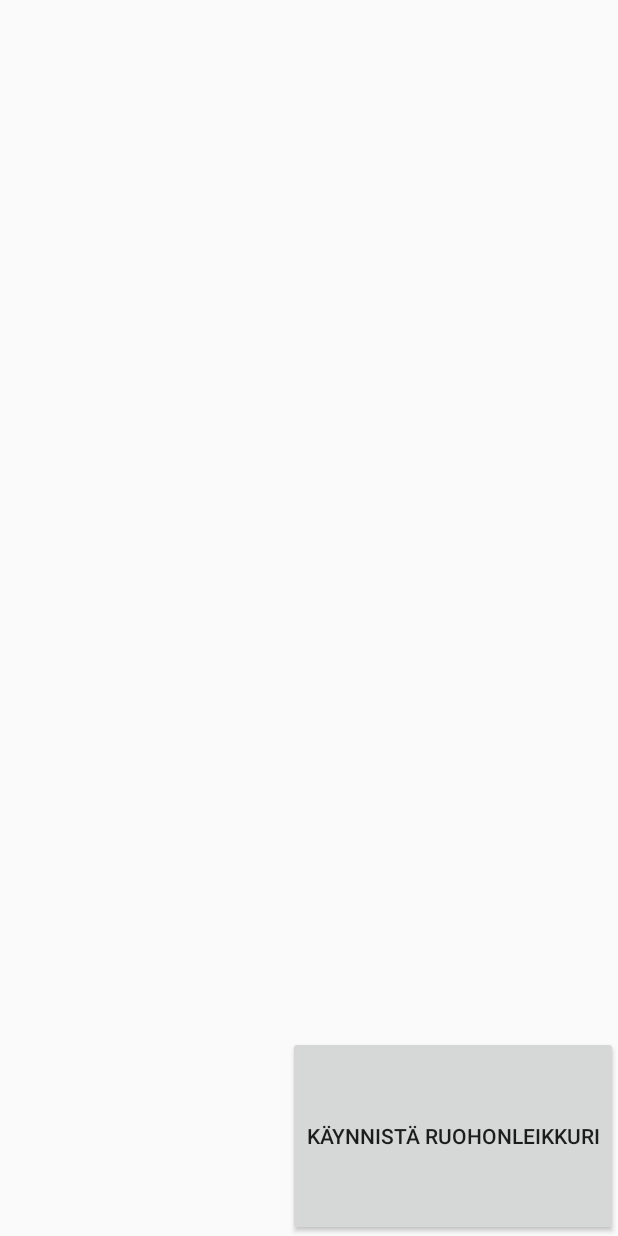
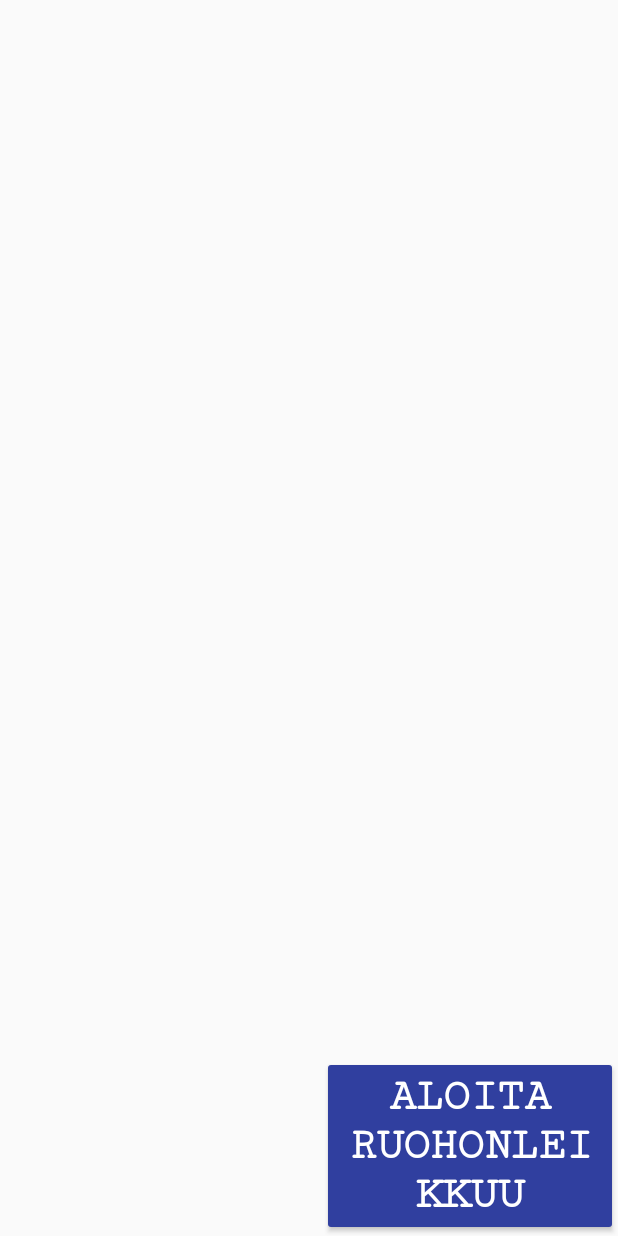
Before and after one commit to K5680/JamppaMaalla, an Android app: the layout activity_main.xml on its own in the app's theme, with its tools: preview values and no code run, on a phone screen of 412 x 824 dp. Run offline under Robolectric (Android 15) with nearby library versions, the phone set to English and light mode, and no system bars.

Commit message:
title ready

```diff
--- a/JamppaMaalla/app/src/main/res/layout/activity_main.xml
+++ b/JamppaMaalla/app/src/main/res/layout/activity_main.xml
@@ -28,10 +28,14 @@
 
     <Button
         android:id="@+id/starttinappi"
-
+        android:backgroundTint="@color/colorPrimaryDark"
+        android:fontFamily="serif-monospace"
+        android:textStyle="bold"
         android:layout_width="wrap_content"
-        android:layout_height="200px"
-        android:text="Käynnistä ruohonleikkuri"
+        android:layout_height="180px"
+        android:autoSizeTextType="uniform"
+        android:textColor="#FFF"
+        android:text="Aloita ruohonleikkuu"
         android:layout_alignParentBottom="true"
         android:layout_alignParentRight="true"
         android:layout_alignParentEnd="true" />
```
Also changed, not shown: JamppaMaalla/app/src/main/java/com/lonestones/vesada/jamppamaalla/GameAction.java (added, +29 -0 lines), JamppaMaalla/app/src/main/java/com/lonestones/vesada/jamppamaalla/MainActivity.java (+31 -14 lines).
